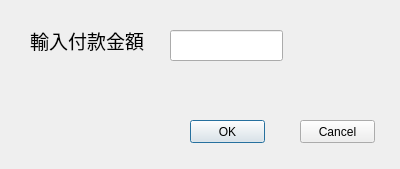
Qt form RMS/dialog.ui (hank-wu/OOAD) before a commit.
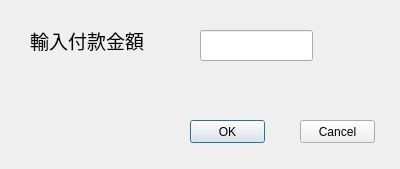
The same form after that commit.

Patch:
```diff
--- a/RMS/dialog.ui
+++ b/RMS/dialog.ui
@@ -18,7 +18,7 @@
     <rect>
      <x>30</x>
      <y>10</y>
-     <width>131</width>
+     <width>151</width>
      <height>61</height>
     </rect>
    </property>
@@ -35,7 +35,7 @@
   <widget class="QLineEdit" name="lineEdit">
    <property name="geometry">
     <rect>
-     <x>170</x>
+     <x>200</x>
      <y>30</y>
      <width>113</width>
      <height>31</height>
```
Left out of the diff: 2 changed lines with no effect on the pictures.
